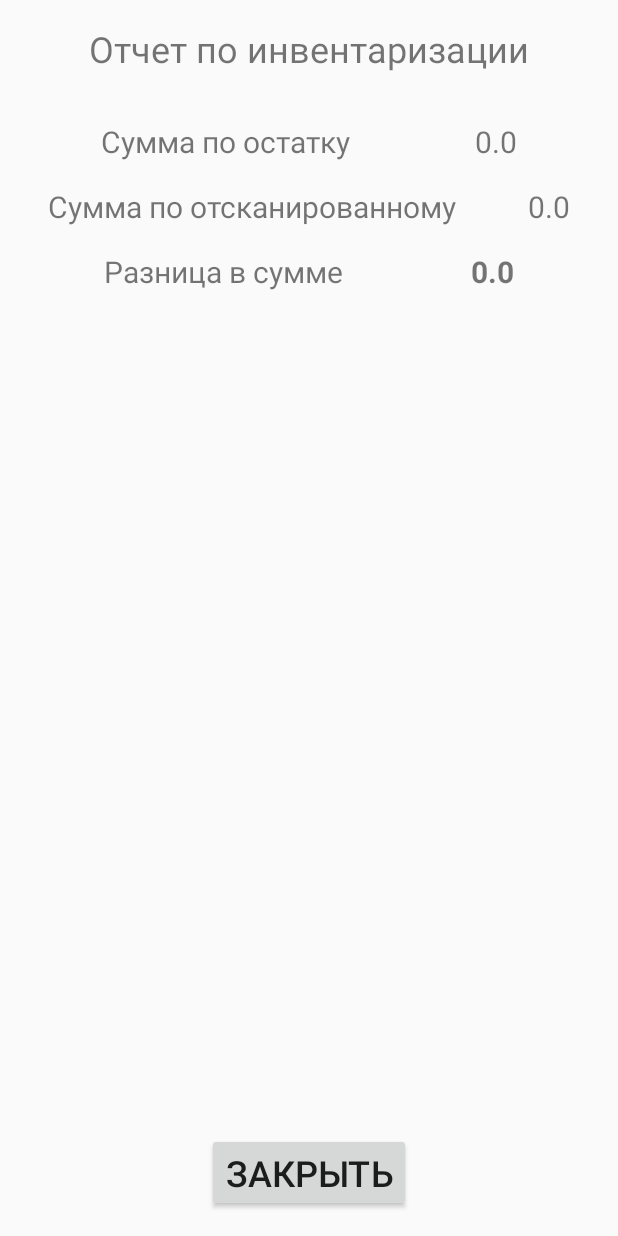
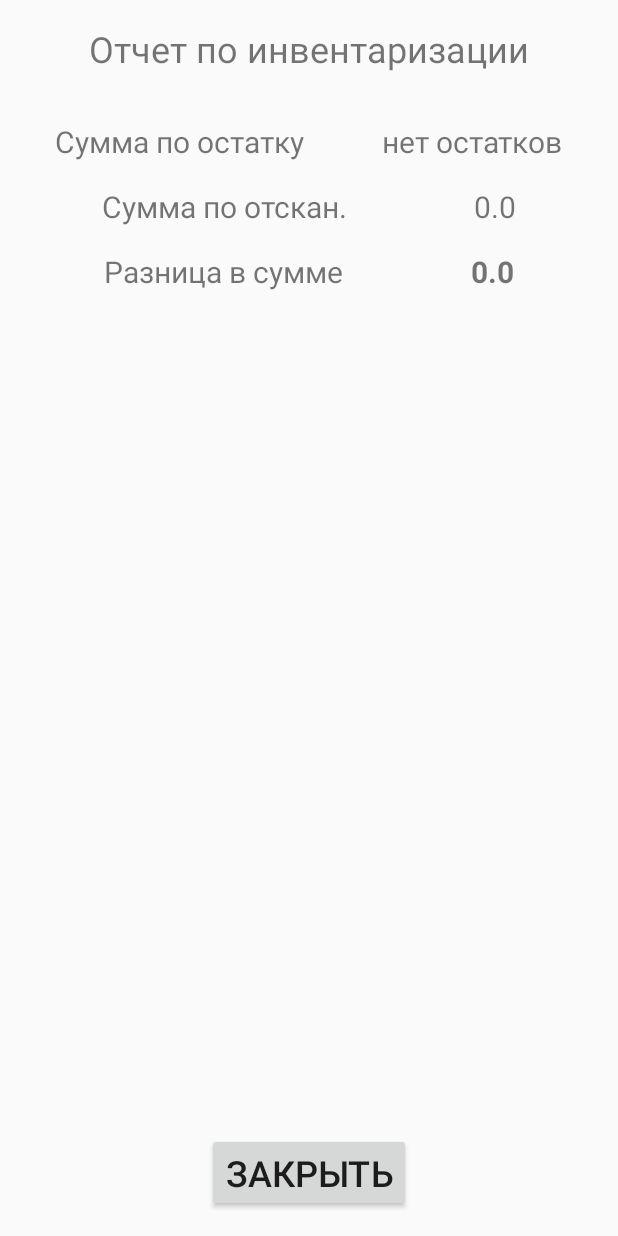
Before and after one commit to RatWar/OrenFAP, an Android app: the ReportActivity screen opened directly, with no data from a screen before it, on a phone screen of 412 x 824 dp. Run offline under Robolectric (Android 15) with nearby library versions, the phone set to English and light mode, and no system bars; our stand-ins replace Room's generated code.

Commit message:
invent-22062023

```diff
--- a/app/src/main/java/com/besaba/anvarov/orentsd/AllViewModel.kt
+++ b/app/src/main/java/com/besaba/anvarov/orentsd/AllViewModel.kt
@@ -227,10 +227,4 @@ class AllViewModel(application: Application) : AndroidViewModel(application) {
         runBlocking { mRemainsRepository.delRemains() }
     }
 
-    fun sumRemains(): Double {
-        var res: Double
-        runBlocking { res = mRemainsRepository.sumRemains() }
-        return res
-    }
-
 }
--- a/app/src/main/java/com/besaba/anvarov/orentsd/RemainsRepository.kt
+++ b/app/src/main/java/com/besaba/anvarov/orentsd/RemainsRepository.kt
@@ -46,8 +46,4 @@ class RemainsRepository(private val remainsDataDao: RemainsDataDao) {
         return remainsDataDao.delRemains()
     }
 
-    @WorkerThread
-    suspend fun sumRemains(): Double {
-        return remainsDataDao.sumRemains()
-    }
 }
--- a/app/src/main/java/com/besaba/anvarov/orentsd/activity/ReportActivity.kt
+++ b/app/src/main/java/com/besaba/anvarov/orentsd/activity/ReportActivity.kt
@@ -1,17 +1,24 @@
 package com.besaba.anvarov.orentsd.activity
 
+import android.content.Context
+import android.content.SharedPreferences
 import android.os.Bundle
+import android.util.Log
 import android.widget.TextView
 import androidx.appcompat.app.AppCompatActivity
 import androidx.core.view.isVisible
 import androidx.lifecycle.ViewModelProvider
 import com.besaba.anvarov.orentsd.AllViewModel
 import com.besaba.anvarov.orentsd.R
+import kotlin.math.roundToInt
 
 class ReportActivity : AppCompatActivity() {
 
     private lateinit var mAllViewModel: AllViewModel
     private var countUnknown: Int = 0
+    private lateinit var prefs: SharedPreferences
+    private var sumRemains: Double = 0.0
+//    private val tag = "myLogs"
 
     override fun onCreate(savedInstanceState: Bundle?) {
         super.onCreate(savedInstanceState)
@@ -24,10 +31,14 @@ class ReportActivity : AppCompatActivity() {
         val txtUnknownText = findViewById<TextView>(R.id.textView41)
         val txtUnknown = findViewById<TextView>(R.id.textView42)
         mAllViewModel = ViewModelProvider(this)[AllViewModel::class.java]
-        val sumRemains = mAllViewModel.sumRemains()
-        txtSumRemains.text = sumRemains.toString()
-        val sumInvent = 0.00
-//        val sumInvent = sumInvent()
+        prefs = getSharedPreferences("settings", Context.MODE_PRIVATE)
+        if (prefs.contains("sumTotal")) {
+            sumRemains = (prefs.getFloat("sumTotal", 0F).toDouble() * 100.0).roundToInt() / 100.0
+            txtSumRemains.text = sumRemains.toString()
+        } else {
+            txtSumRemains.text = "нет остатков"
+        }
+        val sumInvent = (sumInvent() * 100.0).roundToInt() / 100.0
         txtSumInvent.text = sumInvent.toString()
         txtDiff.text = (sumRemains - sumInvent).toString()
         if (countUnknown > 0) {
@@ -48,16 +59,25 @@ class ReportActivity : AppCompatActivity() {
                     countUnknown += 1
                     continue
                 }
-                if (it.part == 0) {
-                    sum += it.price
+                val buf_part = it.part
+//                Log.d(tag, "buf_part - $buf_part")
+                if (buf_part == 0) {
+                    val buf_price = it.price
+//                    Log.d(tag, "buf_price - $buf_price")
+                    sum += buf_price
+//                    Log.d(tag, "sum - $sum")
                 } else {
                     remPart = mAllViewModel.countPartRemains(it.sgtin)!!
+//                    Log.d(tag, "remPart - $remPart")
                     when (remPart) {
                         0 -> {
                             remPart = 1
                         }
                     }
-                    sum += (it.part / remPart) * it.price
+                    val buf = (it.part * 1.0 / remPart) * it.price
+//                    Log.d(tag, "buf - $buf")
+                    sum += buf
+//                    Log.d(tag, "sum - $sum")
                 }
             }
         }
--- a/app/src/main/java/com/besaba/anvarov/orentsd/room/RemainsDataDao.kt
+++ b/app/src/main/java/com/besaba/anvarov/orentsd/room/RemainsDataDao.kt
@@ -32,6 +32,4 @@ interface RemainsDataDao {
     @Query("DELETE from RemainsData")
     suspend fun delRemains()
 
-    @Query("SELECT ROUND(SUM(CASE WHEN Part = 0 THEN Available * Price ELSE (Available / Part) * Price END), 2) AS S FROM RemainsData")
-    suspend fun sumRemains(): Double
 }
--- a/app/src/main/res/values/strings.xml
+++ b/app/src/main/res/values/strings.xml
@@ -48,7 +48,7 @@
 	<string name="txtReport11">Сумма по остатку</string>
 	<string name="txtReport_0">0</string>
 	<string name="btReport1">Закрыть</string>
-	<string name="txtReport21">Сумма по отсканированному</string>
+	<string name="txtReport21">Сумма по отскан.</string>
 	<string name="txtReport31">Разница в сумме</string>
 	<string name="txtReport41">Кол-во неопределенного</string>
 	<string name="fullNumber">Количество целых</string>
```
Also changed, not shown: app/src/main/java/com/besaba/anvarov/orentsd/activity/DocumentInventActivity.kt (+9 -7 lines), app/src/main/java/com/besaba/anvarov/orentsd/activity/InventActivity.kt (+6 -7 lines), app/src/main/java/com/besaba/anvarov/orentsd/activity/ListFAPActivity.kt (+11 -14 lines).
